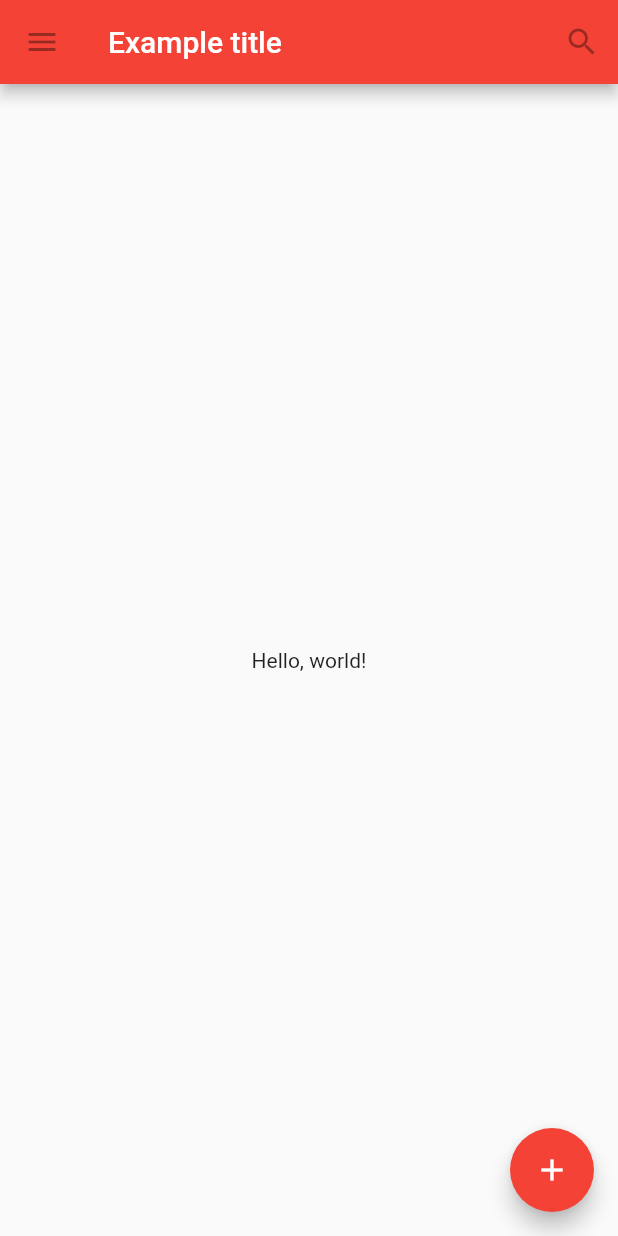
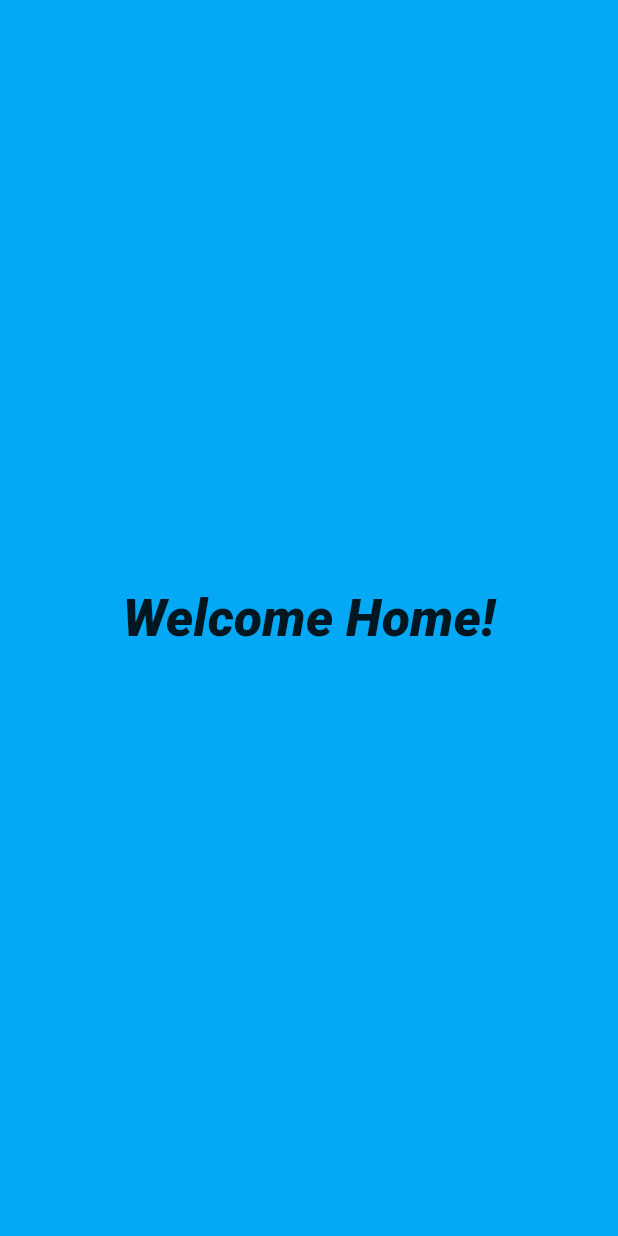
Before and after one commit to negimohit1209/flutter_todoList, a Flutter app: the screen it shows after launch, on a phone screen of 412 x 824 dp. Run offline on Flutter 3.47's test engine with Material 2 defaults, Android fonts, the phone set to English and light mode, and no system bars.

Commit message:
refactored the app

```diff
--- a/lib/main.dart
+++ b/lib/main.dart
@@ -1,66 +1,6 @@
 import 'package:flutter/material.dart';
+import 'ui/welcome.dart';
 
 void main() {
-  runApp(MaterialApp(
-    title: 'Flutter Tutorial',
-    home: TutorialHome(),
-  ));
+  runApp(MaterialApp(title: "Welcome App", home: Welcome()));
 }
-
-class MyButton extends StatelessWidget {
-  @override
-  Widget build(BuildContext context) {
-    return GestureDetector(
-      onTap: () {
-        print('MyButton was tapped!');
-      },
-      child: Container(
-        height: 36.0,
-        padding: const EdgeInsets.all(8.0),
-        margin: const EdgeInsets.symmetric(horizontal: 8.0),
-        decoration: BoxDecoration(
-          borderRadius: BorderRadius.circular(5.0),
-          color: Colors.lightGreen[500],
-        ),
-        child: Center(
-          child: Text('Engage'),
-        ),
-      ),
-    );
-  }
-}
-
-class TutorialHome extends StatelessWidget {
-  @override
-  Widget build(BuildContext context) {
-    // Scaffold is a layout for the major Material Components.
-    return Scaffold(
-      appBar: AppBar(
-        backgroundColor: Colors.red,
-        leading: IconButton(
-          icon: Icon(Icons.menu),
-          tooltip: 'Navigation menu',
-          onPressed: null,
-        ),
-        title: Text('Example title'),
-        actions: <Widget>[
-          IconButton(
-            icon: Icon(Icons.search),
-            tooltip: 'Search',
-            onPressed: null,
-          ),
-        ],
-      ),
-      // body is the majority of the screen.
-      body: Center(
-        child: Text('Hello, world!'),
-      ),
-      floatingActionButton: FloatingActionButton(
-        tooltip: 'Add', // used by assistive technologies
-        backgroundColor: Colors.red,
-        child: Icon(Icons.add),
-        onPressed: null,
-      ),
-    );
-  }
-}
--- /dev/null
+++ b/lib/ui/welcome.dart
@@ -0,0 +1,17 @@
+import 'package:flutter/material.dart';
+
+class Welcome extends StatelessWidget {
+  @override
+  Widget build(BuildContext context) {
+    // TODO: implement build
+    return Material(
+        color: Colors.lightBlue,
+        child: Center(
+            child: Text("Welcome Home!",
+                textDirection: TextDirection.ltr,
+                style: TextStyle(
+                    fontWeight: FontWeight.w800,
+                    fontStyle: FontStyle.italic,
+                    fontSize: 34.5))));
+  }
+}
```
